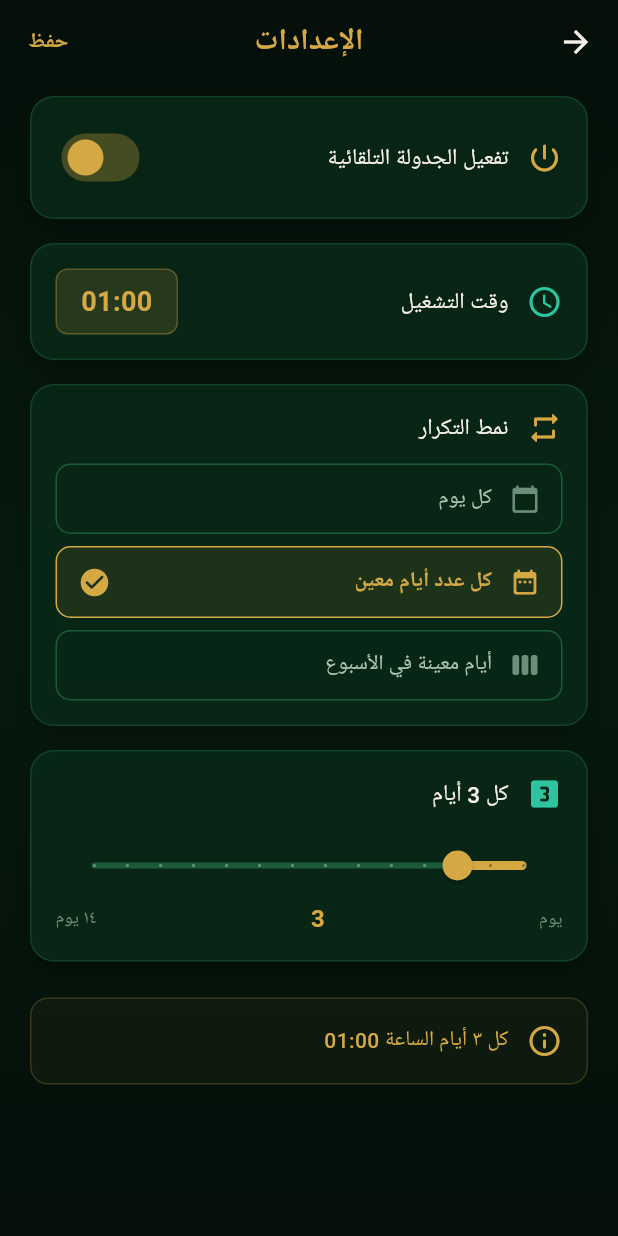
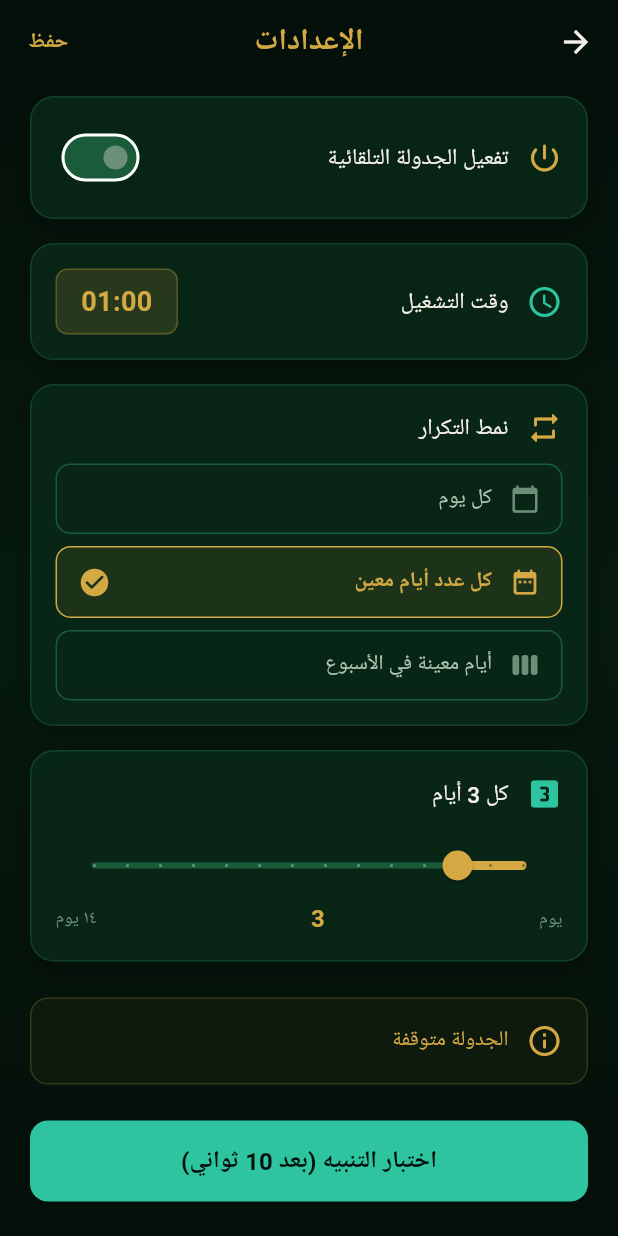
Before and after one commit to islamdev96/tarid_al_shayateen, a Flutter app: the SettingsScreen screen opened directly, on a phone screen of 412 x 824 dp. Run offline on Flutter 3.47's test engine with Material 3 defaults, Android fonts, the phone set to English and light mode, and no system bars; our stand-ins replace audio_service, google_fonts, just_audio, permission_handler, shared_preferences; missing offline and left inert: android_alarm_manager_plus; accounts and stored records are empty; network calls fail; Roboto replaces fonts that are missing (Cairo).

Commit message:
الحمد لله إنه اشتغل! الإجابة باختصار: نعم، المشكلة اتحلت حل نهائي وجذري.

```diff
--- a/lib/models/schedule_settings.dart
+++ b/lib/models/schedule_settings.dart
@@ -22,7 +22,7 @@ class ScheduleSettings {
     this.repeatMode = RepeatMode.everyXDays,
     this.intervalDays = 3,
     this.selectedWeekDays = const {1, 4}, // Monday & Thursday by default
-    this.isEnabled = true,
+    this.isEnabled = false,
     this.selectedReciterId = 'husr',
     this.lastPlayedAt,
   });
--- a/lib/screens/settings_screen.dart
+++ b/lib/screens/settings_screen.dart
@@ -80,6 +80,8 @@ class _SettingsScreenState extends State<SettingsScreen> {
                     if (_draft.repeatMode == RepeatMode.weekDays) _buildWeekDaySelector(),
                     const SizedBox(height: 24),
                     _buildPreview(),
+                    const SizedBox(height: 24),
+                    _buildTestButton(),
                     const SizedBox(height: 32),
                   ]),
                 ),
@@ -319,4 +321,34 @@ class _SettingsScreenState extends State<SettingsScreen> {
       ),
     );
   }
+
+  Widget _buildTestButton() {
+    return ElevatedButton(
+      style: ElevatedButton.styleFrom(
+        backgroundColor: AppTheme.accentTeal,
+        padding: const EdgeInsets.symmetric(vertical: 16),
+        shape: RoundedRectangleBorder(borderRadius: BorderRadius.circular(12)),
+      ),
+      onPressed: () async {
+        final now = DateTime.now();
+        final testTime = now.add(const Duration(seconds: 10));
+
+        // Save the real settings first
+        await context.read<AppProvider>().updateSettings(_draft);
+
+        // Force the alarm to 10 seconds from now
+        await context.read<AppProvider>().testAlarmIn10Seconds();
+
+        if (mounted) {
+          ScaffoldMessenger.of(context).showSnackBar(
+            const SnackBar(
+              content: Text('تم ضبط تنبيه تجريبي بعد 10 ثواني! انتظر...', style: TextStyle(fontFamily: 'Cairo')),
+              backgroundColor: AppTheme.gold,
+            ),
+          );
+        }
+      },
+      child: const Text('اختبار التنبيه (بعد 10 ثواني)', style: TextStyle(color: AppTheme.deepBackground, fontSize: 16, fontWeight: FontWeight.bold)),
+    );
+  }
 }
--- a/lib/services/settings_service.dart
+++ b/lib/services/settings_service.dart
@@ -25,7 +25,7 @@ class SettingsService {
     final repeatModeIndex = _prefs.getInt(_keyRepeatMode) ?? 1; // everyXDays
     final intervalDays = _prefs.getInt(_keyIntervalDays) ?? 3;
     final weekDaysStr = _prefs.getStringList(_keySelectedWeekDays) ?? ['1', '4'];
-    final isEnabled = _prefs.getBool(_keyIsEnabled) ?? true;
+    final isEnabled = _prefs.getBool(_keyIsEnabled) ?? false;
     final reciterId = _prefs.getString(_keySelectedReciterId) ?? 'husr';
     final lastPlayedStr = _prefs.getString(_keyLastPlayedAt);
 
--- a/pubspec.yaml
+++ b/pubspec.yaml
@@ -44,6 +44,7 @@ dependencies:
   path_provider: ^2.1.5
   google_fonts: ^8.1.0
   provider: ^6.1.5+1
+  permission_handler: ^12.0.1
 
 dev_dependencies:
   flutter_test:
```
Also changed, not shown: lib/providers/app_provider.dart (+25 -1 lines), lib/services/scheduler_service.dart (+41 -40 lines), pubspec.lock.
